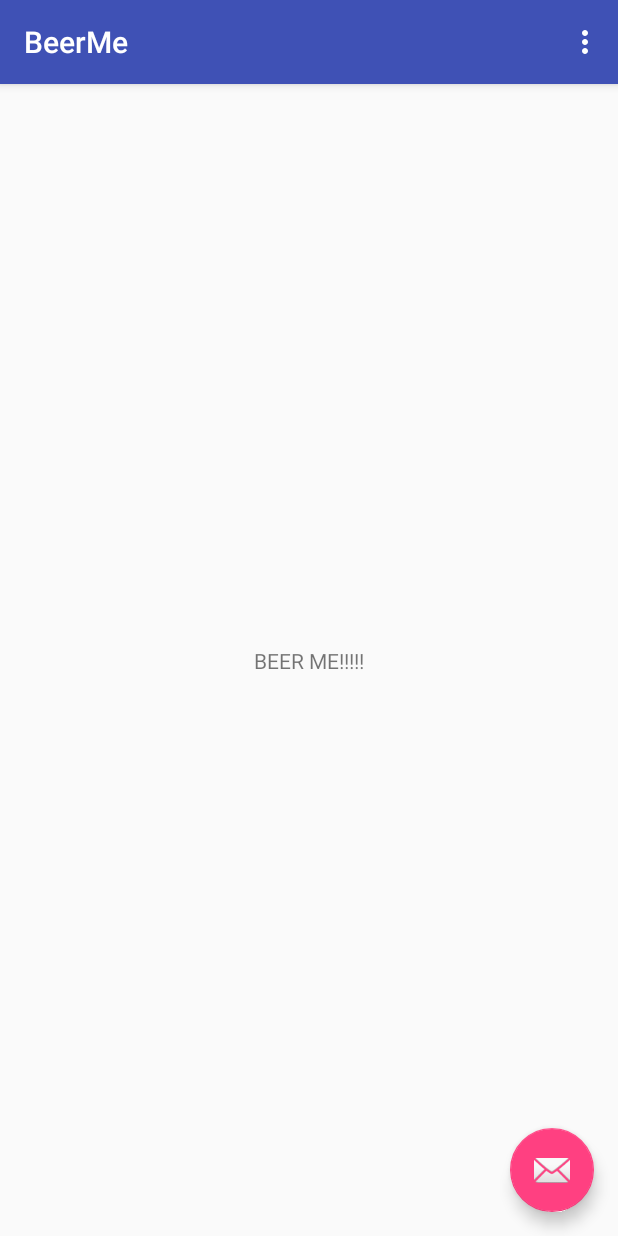
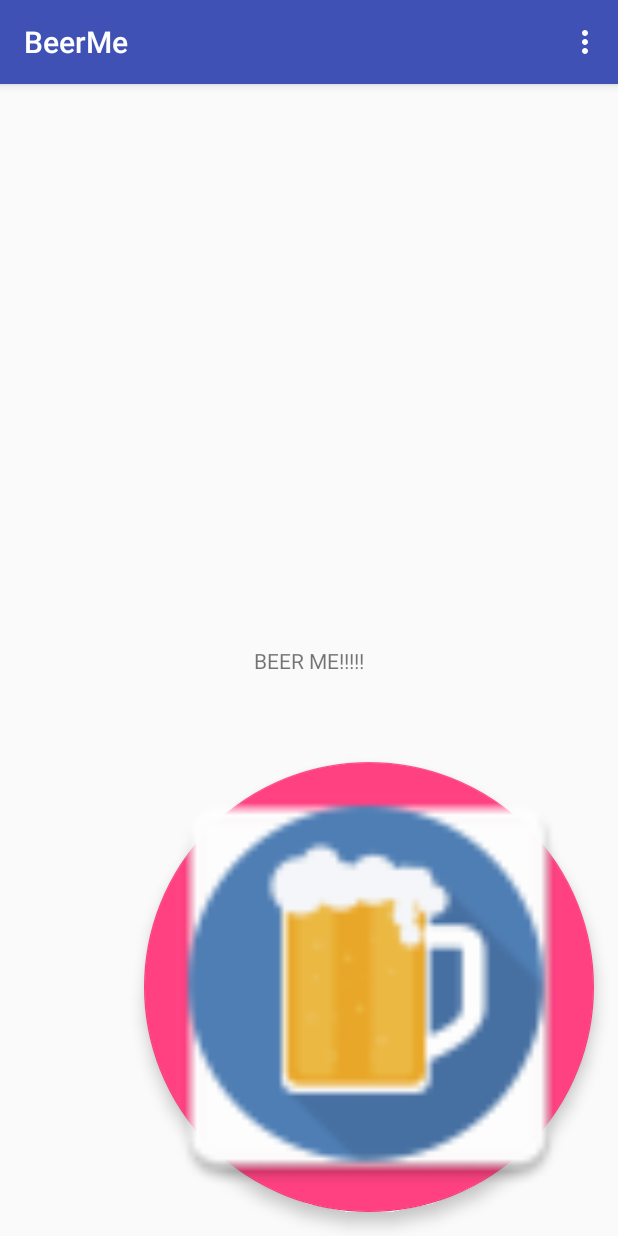
Before and after one commit to JPIncAB/BeerMeAndroid, an Android app: the screen it shows after launch (MainActivity), on a phone screen of 412 x 824 dp. Run offline under Robolectric (Android 15) with nearby library versions, the light colour scheme and no system bars.

Commit message:
LAGT TILL BILDFAN

```diff
--- a/app/build.gradle
+++ b/app/build.gradle
@@ -17,7 +17,11 @@ android {
             proguardFiles getDefaultProguardFile('proguard-android.txt'), 'proguard-rules.pro'
         }
     }
-    sourceSets { main { res.srcDirs = ['src/main/res', 'src/main/res/ic_beerme.png'] } }
+    sourceSets {
+        main {
+            res.srcDirs = ['src/main/res', 'src/main/res/ic_beerme.png', 'src/main/res/drawable']
+        }
+    }
 }
 
 dependencies {
--- a/app/src/main/res/layout/activity_main.xml
+++ b/app/src/main/res/layout/activity_main.xml
@@ -28,7 +28,8 @@
         android:layout_width="wrap_content"
         android:layout_height="wrap_content"
         android:layout_gravity="bottom|end"
-        android:layout_margin="@dimen/fab_margin"
-        app:srcCompat="@android:drawable/ic_dialog_email" />
+        android:layout_margin="16dp"
+        android:src="@mipmap/ic_launcher"
+         />
 
 </android.support.design.widget.CoordinatorLayout>
--- a/app/src/main/res/values/dimens.xml
+++ b/app/src/main/res/values/dimens.xml
@@ -1,3 +1,7 @@
 <resources>
-    <dimen name="fab_margin">16dp</dimen>
+    <dimen name="fab_margin">10dp</dimen>
+    <dimen name="design_fab_size_normal">300dp</dimen>
+    <dimen name="design_fab_size_mini">300dp</dimen>
+    <dimen name="design_fab_image_size">300dp</dimen>
+
 </resources>
```
Also changed, not shown: app/src/main/ic_launcher-web.png (added), app/src/main/res/mipmap-hdpi/ic_launcher.png, app/src/main/res/mipmap-mdpi/ic_launcher.png, app/src/main/res/mipmap-xhdpi/ic_launcher.png, app/src/main/res/mipmap-xxhdpi/ic_launcher.png, app/src/main/res/mipmap-xxxhdpi/ic_launcher.png.
